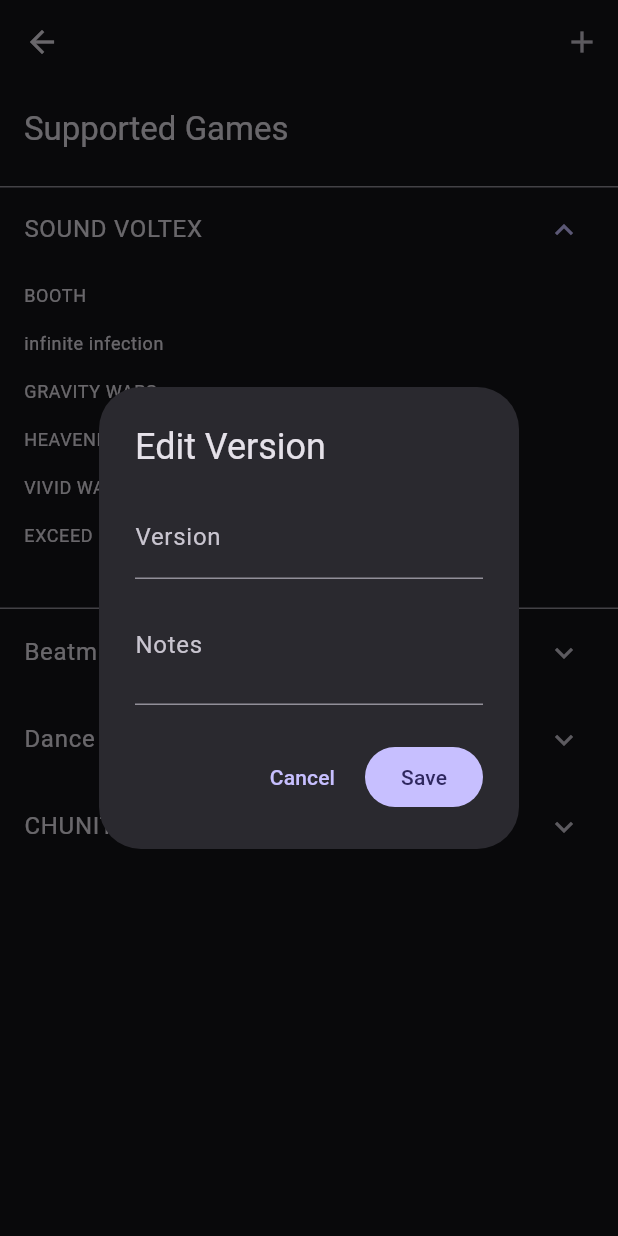
After one commit to PPL-TI-Unpad-Serah/agatra-frontend, a Flutter app: the AdminGamesView screen opened by its route, after a tap on "SOUND VOLTEX", after a tap on "BOOTH", on a phone screen of 412 x 824 dp. The commit adds this screen. Run offline on Flutter 3.47's test engine with Material 2 defaults, Android fonts, the light colour scheme and no system bars; our stand-ins replace flutter_riverpod, form_field_validator, go_router.

Commit message:
add managing supported games page

```diff
--- a/lib/app_router.dart
+++ b/lib/app_router.dart
@@ -46,6 +46,11 @@
               ),
             ],
           ),
+          GoRoute(
+            path: 'admin/games',
+            builder: (BuildContext context, GoRouterState state) =>
+                AdminGamesView(),
+          )
         ],
       ),
     ],
--- /dev/null
+++ b/lib/views/admin/games/view.dart
@@ -0,0 +1,272 @@
+import 'package:flutter/material.dart';
+
+class AdminGamesView extends StatelessWidget {
+  const AdminGamesView({Key? key}) : super(key: key);
+
+  @override
+  Widget build(BuildContext context) {
+    return Scaffold(
+      appBar: AppBar(
+        actions: [
+          IconButton(
+            onPressed: () {
+              showDialog(
+                context: context,
+                builder: (context) => AlertDialog(
+                  // TODO: fix render overflow
+                  title: const Text("Add Game"),
+                  content: const Column(
+                    mainAxisSize: MainAxisSize.min,
+                    children: [
+                      TextField(
+                        decoration: InputDecoration(
+                          labelText: "Name",
+                        ),
+                      ),
+                    ],
+                  ),
+                  actions: [
+                    TextButton(
+                      onPressed: () {
+                        Navigator.pop(context);
+                      },
+                      child: const Text(
+                        "Cancel",
+                      ),
+                    ),
+                    FilledButton(
+                      onPressed: () {
+                        Navigator.pop(context);
+                      },
+                      child: const Text(
+                        "Save",
+                      ),
+                    ),
+                  ],
+                ),
+              );
+            },
+            icon: const Icon(Icons.add),
+          ),
+        ],
+      ),
+      body: ListView(
+        children: [
+          Padding(
+            padding: const EdgeInsets.all(16.0).copyWith(bottom: 24.0),
+            child: Text(
+              "Supported Games",
+              style: Theme.of(context).textTheme.titleLarge,
+            ),
+          ),
+          const _GameEntry(
+            name: "SOUND VOLTEX",
+            versions: [
+              "BOOTH",
+              "infinite infection",
+              "GRAVITY WARS",
+              "HEAVENLY HAVEN",
+              "VIVID WAVE",
+              "EXCEED GEAR",
+            ],
+          ),
+          const _GameEntry(
+            name: "Beatmania IIDX",
+            versions: [
+              "1st Style",
+              "substream",
+              "2nd Style",
+              "3rd Style",
+              "4th Style",
+              "5th Style",
+              "6th Style",
+              "7th Style",
+              "8th Style",
+              "9th Style",
+              "10th Style",
+              "IIDX RED",
+              "HAPPY SKY",
+              "Distorted",
+              "GOLD",
+              "DJ TROOPERS",
+              "EMPRESS",
+              "SIRIUS",
+              "Resort Anthem",
+              "Lincle",
+              "tricoro",
+              "SPADA",
+              "PENDUAL",
+              "copula",
+              "SINOBUZ",
+              "CANNON BALLERS",
+              "Rootage",
+              "HEROIC VERSE",
+              "BISTROVER",
+              "CastHour",
+              "RESIDENT",
+              "EPOLIS"
+            ],
+          ),
+          const _GameEntry(
+            name: "Dance Dance Revolution",
+            versions: [
+              "1st Mix",
+              "2nd Mix",
+              "3rd Mix",
+              "4th Mix",
+              "5th Mix",
+              "MAX",
+              "MAX2",
+              "EXTREME",
+              "SuperNOVA",
+              "SuperNOVA2",
+              "X",
+              "X2",
+              "X3 vs 2nd Mix",
+              "2013",
+              "2014",
+              "A",
+              "A20",
+            ],
+          ),
+          const _GameEntry(
+            name: "CHUNITHM",
+            versions: [
+              "1st",
+              "AIR",
+              "STAR",
+              "CRYSTAL",
+              "PARADISE",
+              "NEW",
+              "SUN",
+            ],
+          ),
+        ],
+      ),
+    );
+  }
+}
+
+class _GameEntry extends StatelessWidget {
+  final String name;
+  final List<String> versions;
+  const _GameEntry({
+    super.key,
+    required this.name,
+    required this.versions,
+  });
+
+  @override
+  Widget build(BuildContext context) {
+    return ExpansionTile(
+      title: Text(name),
+      children: [
+        for (final version in versions)
+          ListTile(
+            visualDensity: const VisualDensity(horizontal: 0, vertical: -4),
+            dense: true,
+            title: Text(
+              version,
+              style: Theme.of(context).textTheme.bodySmall,
+            ),
+            onTap: () {
+              showDialog(
+                context: context,
+                builder: (context) => AlertDialog(
+                  // TODO: fix render overflow
+                  title: const Text("Edit Version"),
+                  content: const Column(
+                    mainAxisSize: MainAxisSize.min,
+                    children: [
+                      TextField(
+                        decoration: InputDecoration(
+                          labelText: "Version",
+                        ),
+                      ),
+                      SizedBox(height: 4.0),
+                      TextField(
+                        decoration: InputDecoration(
+                          labelText: "Notes",
+                        ),
+                        maxLines: 2,
+                      ),
+                    ],
+                  ),
+                  actions: [
+                    TextButton(
+                      onPressed: () {
+                        Navigator.pop(context);
+                      },
+                      child: const Text(
+                        "Cancel",
+                      ),
+                    ),
+                    FilledButton(
+                      onPressed: () {
+                        Navigator.pop(context);
+                      },
+                      child: const Text(
+                        "Save",
+                      ),
+                    ),
+                  ],
+                ),
+              );
+            },
+          ),
+        ListTile(
+          visualDensity: const VisualDensity(horizontal: 0, vertical: -4),
+          dense: true,
+          title: Icon(
+            Icons.add,
+            size: Theme.of(context).textTheme.bodyLarge!.fontSize,
+          ),
+          onTap: () {
+            showDialog(
+              context: context,
+              builder: (context) => AlertDialog(
+                // TODO: fix render overflow
+                title: const Text("Add Version"),
+                content: const Column(
+                  mainAxisSize: MainAxisSize.min,
+                  children: [
+                    TextField(
+                      decoration: InputDecoration(
+                        labelText: "Version",
+                      ),
+                    ),
+                    SizedBox(height: 4.0),
+                    TextField(
+                      decoration: InputDecoration(
+                        labelText: "Notes",
+                      ),
+                      maxLines: 2,
+                    ),
+                  ],
+                ),
+                actions: [
+                  TextButton(
+                    onPressed: () {
+                      Navigator.pop(context);
+                    },
+                    child: const Text(
+                      "Cancel",
+                    ),
+                  ),
+                  FilledButton(
+                    onPressed: () {
+                      Navigator.pop(context);
+                    },
+                    child: const Text(
+                      "Save",
+                    ),
+                  ),
+                ],
+              ),
+            );
+          },
+        ),
+      ],
+    );
+  }
+}
--- a/lib/views/home/view.dart
+++ b/lib/views/home/view.dart
@@ -31,6 +31,13 @@
               onTap: () {
                 Navigator.pop(context);
                 context.go('/admin/users');
+              },
+            ),
+            ListTile(
+              title: const Text('Manage Supported Games'),
+              onTap: () {
+                Navigator.pop(context);
+                context.go('/admin/games');
               },
             ),
           ],
--- a/lib/views/views.dart
+++ b/lib/views/views.dart
@@ -7,3 +7,5 @@
 
 export 'admin/users/home/view.dart';
 export 'admin/users/details/view.dart';
+
+export 'admin/games/view.dart';
```
